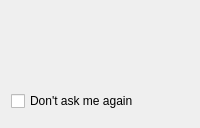
Before: the Qt Designer form src/chrono_mail/ui/forms/verify_certificate.ui in rob-vandenberg/chrono-mail, drawn with Qt 5.
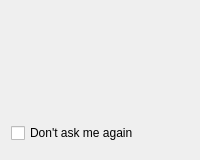
After: the same form once the commit is applied.

Commit message: Send asks at once when a certificate stops it, the Verify certificate window without its gap, and Event colours opens at 500 pixels

What changed in the file:
```diff
--- a/src/chrono_mail/ui/forms/verify_certificate.ui
+++ b/src/chrono_mail/ui/forms/verify_certificate.ui
@@ -42,6 +42,22 @@
      </property>
     </widget>
    </item>
+   <item>
+    <spacer name="blankBelowQuestion">
+     <property name="orientation">
+      <enum>Qt::Vertical</enum>
+     </property>
+     <property name="sizeType">
+      <enum>QSizePolicy::Fixed</enum>
+     </property>
+     <property name="sizeHint" stdset="0">
+      <size>
+       <width>0</width>
+       <height>16</height>
+      </size>
+     </property>
+    </spacer>
+   </item>
    <item>
     <widget class="QLabel" name="details">
      <property name="wordWrap">
@@ -49,6 +65,22 @@
      </property>
     </widget>
    </item>
+   <item>
+    <spacer name="blankAboveTick">
+     <property name="orientation">
+      <enum>Qt::Vertical</enum>
+     </property>
+     <property name="sizeType">
+      <enum>QSizePolicy::Fixed</enum>
+     </property>
+     <property name="sizeHint" stdset="0">
+      <size>
+       <width>0</width>
+       <height>16</height>
+      </size>
+     </property>
+    </spacer>
+   </item>
    <item>
     <widget class="QCheckBox" name="dontAsk">
      <property name="text">
```
Left out of the diff: 2 changed lines with no effect on the pictures. The commit also changes 13 other files.
